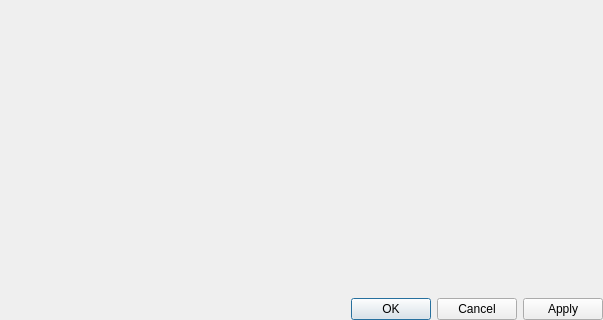
The window that client/src/ui/dialogs/system_administration_dialog.ui (networkoptix/nx_open) describes before a commit, drawn with Qt 5; both pictures show x 0 to 603 and y 234 to 554 of the 603 by 554 pixel window.
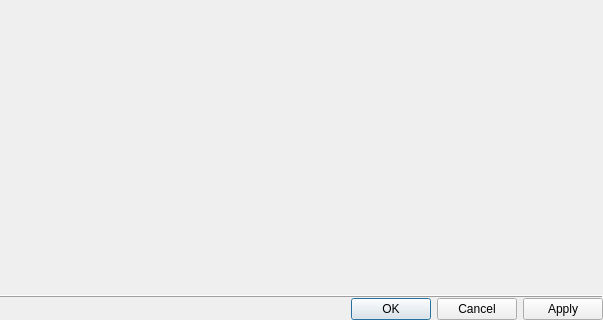
The same window after the commit.

Commit message:
Use hlines to stylize user management widget.
<==== Mercurial data ====>
Branch: new_style

Patch:
```diff
--- a/client/src/ui/dialogs/system_administration_dialog.ui
+++ b/client/src/ui/dialogs/system_administration_dialog.ui
@@ -13,7 +13,10 @@
   <property name="windowTitle">
    <string>System Administration</string>
   </property>
-  <layout class="QVBoxLayout" name="verticalLayout" stretch="1,0">
+  <layout class="QVBoxLayout" name="verticalLayout" stretch="1,0,0">
+   <property name="spacing">
+    <number>0</number>
+   </property>
    <property name="leftMargin">
     <number>0</number>
    </property>
@@ -36,6 +39,16 @@
      </property>
     </widget>
    </item>
+   <item>
+    <widget class="QFrame" name="frame">
+     <property name="frameShape">
+      <enum>QFrame::HLine</enum>
+     </property>
+     <property name="frameShadow">
+      <enum>QFrame::Raised</enum>
+     </property>
+    </widget>
+   </item>
    <item>
     <widget class="QDialogButtonBox" name="buttonBox">
      <property name="orientation">
```
The commit also changes 4 other files.
